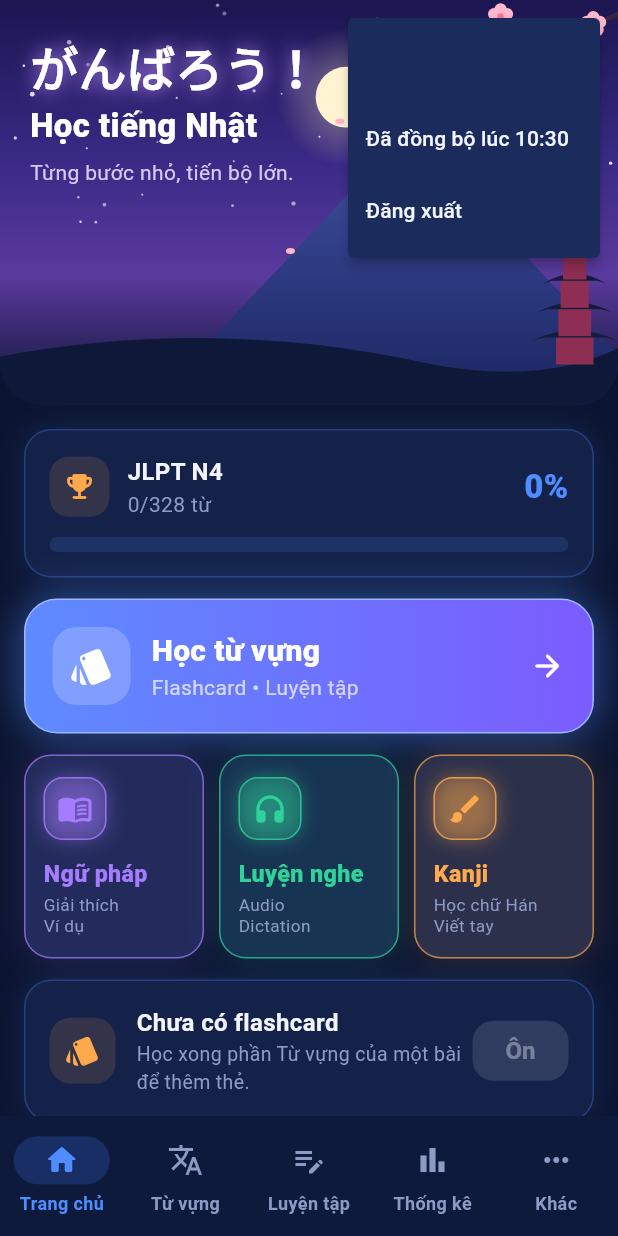
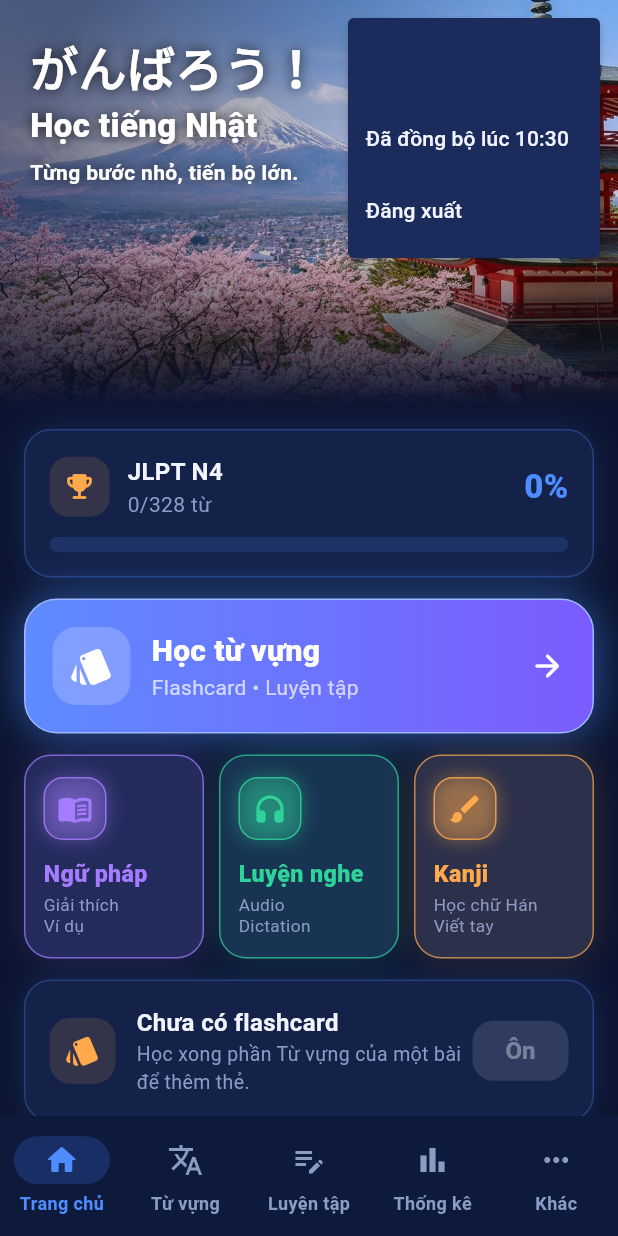
Before and after one commit to tttan1305-sys/Nihongo-N4, a Flutter app: the screen it shows once a user with an empty profile is signed in, after a tap on the "person" icon, on a phone screen of 412 x 824 dp. Run offline on Flutter 3.47's test engine with Material 3 defaults, Android fonts, the phone set to English and light mode, and no system bars; our stand-ins replace audioplayers, cloud_firestore, firebase_auth, firebase_core, flutter_tts, google_sign_in and 2 more; accounts and stored records are empty.

Commit message:
Trang chủ: dùng ảnh Phú Sĩ, chùa và hoa anh đào làm nền chào mừng
Co-Authored-By: Claude Opus 5.5 (1M context) <noreply@anthropic.com>
Claude-Session: https://claude.ai/code/session_01VSrfRLxWiBtKE1a5XeKMvg

```diff
--- a/lib/screens/home_screen.dart
+++ b/lib/screens/home_screen.dart
@@ -606,6 +606,9 @@ class _HomeScreenState extends State<HomeScreen> {
   }
 }
 
+// Bóng chữ tối để chữ trắng đọc rõ trên nền trời sáng của ảnh.
+const _textShadow = [Shadow(color: Color(0xCC000000), blurRadius: 10)];
+
 class _HeroTitle extends StatelessWidget {
   const _HeroTitle();
 
@@ -621,7 +624,7 @@ class _HeroTitle extends StatelessWidget {
             fontSize: 32,
             fontWeight: FontWeight.w900,
             color: Colors.white,
-            shadows: [Shadow(color: Color(0xFFB98CFF), blurRadius: 16)],
+            shadows: _textShadow,
           ),
         ),
         Text(
@@ -630,12 +633,18 @@ class _HeroTitle extends StatelessWidget {
             fontSize: 22,
             fontWeight: FontWeight.w800,
             color: Colors.white,
+            shadows: _textShadow,
           ),
         ),
         SizedBox(height: 6),
         Text(
           'Từng bước nhỏ, tiến bộ lớn.',
-          style: TextStyle(fontSize: 14, color: Color(0xFFD4CCF5)),
+          style: TextStyle(
+            fontSize: 14,
+            color: Colors.white,
+            fontWeight: FontWeight.w600,
+            shadows: _textShadow,
+          ),
         ),
       ],
     );
--- a/lib/widgets/hero_banner.dart
+++ b/lib/widgets/hero_banner.dart
@@ -1,10 +1,12 @@
-import 'dart:math';
-
 import 'package:flutter/material.dart';
 
-/// Tranh phong cảnh Nhật Bản ban đêm ở đầu trang chủ: trời tím có sao, trăng,
-/// núi Phú Sĩ, tháp chùa và cành hoa anh đào. Vẽ bằng code nên không cần file ảnh.
+import '../theme.dart';
+
+/// Ảnh nền chào mừng ở đầu trang chủ: núi Phú Sĩ, tháp chùa và hoa anh đào.
+/// Phủ lớp tối phía trên để chữ trắng dễ đọc, mép dưới hòa vào màu nền.
 class HeroScenery extends StatelessWidget {
+  static const image = 'assets/images/hero.jpg';
+
   final Widget child;
   final double height;
 
@@ -12,195 +14,43 @@ class HeroScenery extends StatelessWidget {
 
   @override
   Widget build(BuildContext context) {
-    return ClipRRect(
-      borderRadius: const BorderRadius.vertical(bottom: Radius.circular(28)),
-      child: SizedBox(
-        height: height,
-        child: CustomPaint(painter: _SceneryPainter(), child: child),
+    return SizedBox(
+      height: height,
+      child: Stack(
+        fit: StackFit.expand,
+        children: [
+          Image.asset(
+            image,
+            key: const ValueKey('hero-image'),
+            fit: BoxFit.cover,
+            alignment: const Alignment(0.25, 0),
+            // Ảnh chưa tải xong (hoặc lỗi) thì hiện màu nền thay vì ô trống.
+            errorBuilder: (_, _, _) =>
+                const ColoredBox(color: AppColors.surface),
+          ),
+          const DecoratedBox(
+            decoration: BoxDecoration(
+              gradient: LinearGradient(
+                begin: Alignment.topLeft,
+                end: Alignment.bottomRight,
+                colors: [Color(0x99081030), Color(0x00081030)],
+                stops: [0.1, 0.65],
+              ),
+            ),
+          ),
+          const DecoratedBox(
+            decoration: BoxDecoration(
+              gradient: LinearGradient(
+                begin: Alignment.topCenter,
+                end: Alignment.bottomCenter,
+                colors: [Color(0x00000000), AppColors.background],
+                stops: [0.62, 1],
+              ),
+            ),
+          ),
+          child,
+        ],
       ),
     );
   }
 }
-
-class _SceneryPainter extends CustomPainter {
-  @override
-  void paint(Canvas canvas, Size size) {
-    final w = size.width;
-    final h = size.height;
-
-    // Trời đêm tím, dưới cùng hòa vào màu nền ứng dụng.
-    canvas.drawRect(
-      Offset.zero & size,
-      Paint()
-        ..shader = const LinearGradient(
-          begin: Alignment.topCenter,
-          end: Alignment.bottomCenter,
-          colors: [
-            Color(0xFF1B1550),
-            Color(0xFF3A2A86),
-            Color(0xFF5B3A9E),
-            Color(0xFF0B1430),
-          ],
-          stops: [0, 0.4, 0.68, 1],
-        ).createShader(Offset.zero & size),
-    );
-
-    // Sao.
-    final rnd = Random(3);
-    final star = Paint()..color = Colors.white;
-    for (var i = 0; i < 46; i++) {
-      final o = Offset(rnd.nextDouble() * w, rnd.nextDouble() * h * 0.55);
-      star.color = Colors.white.withValues(
-        alpha: 0.35 + rnd.nextDouble() * 0.6,
-      );
-      canvas.drawCircle(o, 0.6 + rnd.nextDouble() * 1.1, star);
-    }
-
-    // Trăng có quầng sáng.
-    final moon = Offset(w * 0.56, h * 0.24);
-    canvas.drawCircle(
-      moon,
-      h * 0.17,
-      Paint()
-        ..shader = RadialGradient(
-          colors: [
-            const Color(0xFFFFE9B8).withValues(alpha: 0.45),
-            const Color(0xFFFFE9B8).withValues(alpha: 0),
-          ],
-        ).createShader(Rect.fromCircle(center: moon, radius: h * 0.17)),
-    );
-    canvas.drawCircle(
-      moon,
-      h * 0.075,
-      Paint()..color = const Color(0xFFFFF3D1),
-    );
-
-    // Núi Phú Sĩ.
-    final peak = Offset(w * 0.66, h * 0.40);
-    final mountain = Path()
-      ..moveTo(w * 0.24, h)
-      ..quadraticBezierTo(w * 0.48, h * 0.62, peak.dx - w * 0.05, peak.dy)
-      ..lineTo(peak.dx + w * 0.05, peak.dy)
-      ..quadraticBezierTo(w * 0.84, h * 0.62, w * 1.08, h)
-      ..close();
-    canvas.drawPath(
-      mountain,
-      Paint()
-        ..shader = const LinearGradient(
-          begin: Alignment.topCenter,
-          end: Alignment.bottomCenter,
-          colors: [Color(0xFF3D4C9C), Color(0xFF1A2560)],
-        ).createShader(Rect.fromLTWH(0, peak.dy, w, h - peak.dy)),
-    );
-    // Tuyết trên đỉnh, mép dưới lượn sóng.
-    final snow = Path()
-      ..moveTo(peak.dx - w * 0.05, peak.dy)
-      ..lineTo(peak.dx + w * 0.05, peak.dy)
-      ..quadraticBezierTo(w * 0.735, h * 0.49, w * 0.75, h * 0.54)
-      ..lineTo(w * 0.715, h * 0.51)
-      ..lineTo(w * 0.69, h * 0.555)
-      ..lineTo(w * 0.66, h * 0.515)
-      ..lineTo(w * 0.63, h * 0.555)
-      ..lineTo(w * 0.605, h * 0.51)
-      ..lineTo(w * 0.57, h * 0.54)
-      ..quadraticBezierTo(w * 0.585, h * 0.49, peak.dx - w * 0.05, peak.dy)
-      ..close();
-    canvas.drawPath(snow, Paint()..color = const Color(0xFFDDE4FF));
-
-    // Đồi tối phía trước.
-    final hill = Path()
-      ..moveTo(0, h * 0.88)
-      ..quadraticBezierTo(w * 0.35, h * 0.78, w * 0.7, h * 0.9)
-      ..quadraticBezierTo(w * 0.88, h * 0.95, w, h * 0.86)
-      ..lineTo(w, h)
-      ..lineTo(0, h)
-      ..close();
-    canvas.drawPath(hill, Paint()..color = const Color(0xFF0E1838));
-
-    _pagoda(canvas, Offset(w * 0.93, h * 0.9), h * 0.42);
-    _sakuraBranch(canvas, size);
-  }
-
-  void _pagoda(Canvas canvas, Offset base, double height) {
-    final body = Paint()..color = const Color(0xFF8E2E52);
-    final roof = Paint()..color = const Color(0xFF151B3D);
-    const floors = 5;
-    final floorH = height / (floors + 1);
-    for (var i = 0; i < floors; i++) {
-      final y = base.dy - floorH * (i + 1);
-      final half = height * (0.20 - i * 0.025);
-      canvas.drawRect(
-        Rect.fromLTWH(base.dx - half * 0.55, y, half * 1.1, floorH),
-        body,
-      );
-      final r = Path()
-        ..moveTo(base.dx - half * 1.25, y + floorH * 0.15)
-        ..quadraticBezierTo(
-          base.dx,
-          y - floorH * 0.55,
-          base.dx + half * 1.25,
-          y + floorH * 0.15,
-        )
-        ..lineTo(base.dx + half * 0.9, y + floorH * 0.05)
-        ..lineTo(base.dx - half * 0.9, y + floorH * 0.05)
-        ..close();
-      canvas.drawPath(r, roof);
-    }
-    final top = base.dy - floorH * floors;
-    canvas.drawLine(
-      Offset(base.dx, top),
-      Offset(base.dx, top - floorH * 1.2),
-      Paint()
-        ..color = const Color(0xFF151B3D)
-        ..strokeWidth = 2,
-    );
-  }
-
-  void _sakuraBranch(Canvas canvas, Size size) {
-    final w = size.width;
-    final h = size.height;
-    final branch = Paint()
-      ..color = const Color(0xFF3B2340)
-      ..strokeWidth = 3
-      ..style = PaintingStyle.stroke
-      ..strokeCap = StrokeCap.round;
-    final path = Path()
-      ..moveTo(w * 1.02, h * 0.02)
-      ..quadraticBezierTo(w * 0.9, h * 0.12, w * 0.74, h * 0.06)
-      ..moveTo(w * 0.9, h * 0.09)
-      ..quadraticBezierTo(w * 0.88, h * 0.18, w * 0.94, h * 0.22);
-    canvas.drawPath(path, branch);
-    final rnd = Random(7);
-    for (final p in [
-      Offset(w * 0.76, h * 0.07),
-      Offset(w * 0.81, h * 0.04),
-      Offset(w * 0.85, h * 0.10),
-      Offset(w * 0.92, h * 0.21),
-      Offset(w * 0.96, h * 0.06),
-      Offset(w * 0.88, h * 0.15),
-    ]) {
-      _blossom(canvas, p, 6 + rnd.nextDouble() * 3);
-    }
-    // Vài cánh hoa rơi.
-    final petal = Paint()..color = const Color(0xFFFFB7CB);
-    for (final p in [
-      Offset(w * 0.55, h * 0.30),
-      Offset(w * 0.62, h * 0.52),
-      Offset(w * 0.47, h * 0.62),
-    ]) {
-      canvas.drawOval(Rect.fromCenter(center: p, width: 6, height: 4), petal);
-    }
-  }
-
-  void _blossom(Canvas canvas, Offset c, double r) {
-    final petal = Paint()..color = const Color(0xFFFFB7CB);
-    for (var i = 0; i < 5; i++) {
-      final a = i * 2 * pi / 5 - pi / 2;
-      canvas.drawCircle(c + Offset(cos(a), sin(a)) * r * 0.55, r * 0.5, petal);
-    }
-    canvas.drawCircle(c, r * 0.25, Paint()..color = const Color(0xFFFF6F91));
-  }
-
-  @override
-  bool shouldRepaint(covariant CustomPainter oldDelegate) => false;
-}
--- a/pubspec.yaml
+++ b/pubspec.yaml
@@ -29,3 +29,4 @@ flutter:
     - assets/lessons/
     - assets/n5/
     - assets/audio/
+    - assets/images/
```
Also changed, not shown: assets/images/hero.jpg (added).
